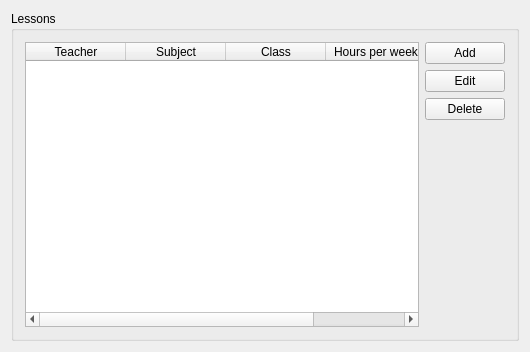
This is Orar/OrarApp/LessonView.ui in alexandrutm/UnivTimetable as Qt 5 draws it before an edit. The edited form follows.
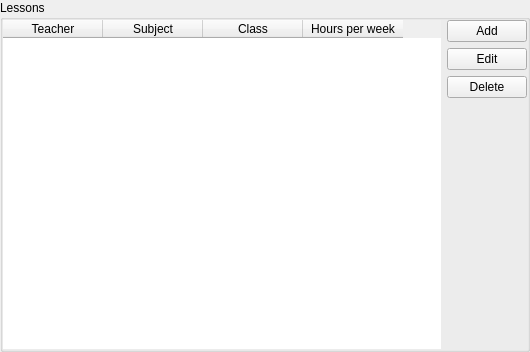
This is the edited form.

What changed in the file:
```diff
--- a/Orar/OrarApp/LessonView.ui
+++ b/Orar/OrarApp/LessonView.ui
@@ -14,12 +14,42 @@
    <string>LessonView</string>
   </property>
   <layout class="QGridLayout" name="gridLayout_3">
+   <property name="leftMargin">
+    <number>0</number>
+   </property>
+   <property name="topMargin">
+    <number>0</number>
+   </property>
+   <property name="rightMargin">
+    <number>0</number>
+   </property>
+   <property name="bottomMargin">
+    <number>0</number>
+   </property>
+   <property name="spacing">
+    <number>0</number>
+   </property>
    <item row="0" column="0">
     <widget class="QGroupBox" name="groupBox">
      <property name="title">
       <string>Lessons</string>
      </property>
      <layout class="QGridLayout" name="gridLayout_2">
+      <property name="leftMargin">
+       <number>0</number>
+      </property>
+      <property name="topMargin">
+       <number>0</number>
+      </property>
+      <property name="rightMargin">
+       <number>0</number>
+      </property>
+      <property name="bottomMargin">
+       <number>0</number>
+      </property>
+      <property name="spacing">
+       <number>0</number>
+      </property>
       <item row="0" column="0">
        <layout class="QGridLayout" name="gridLayout">
         <item row="0" column="1">
@@ -70,6 +100,9 @@
         </item>
         <item row="0" column="0">
          <widget class="QTableWidget" name="tableWidget">
+          <property name="frameShape">
+           <enum>QFrame::NoFrame</enum>
+          </property>
           <property name="sizeAdjustPolicy">
            <enum>QAbstractScrollArea::AdjustToContents</enum>
           </property>
```
